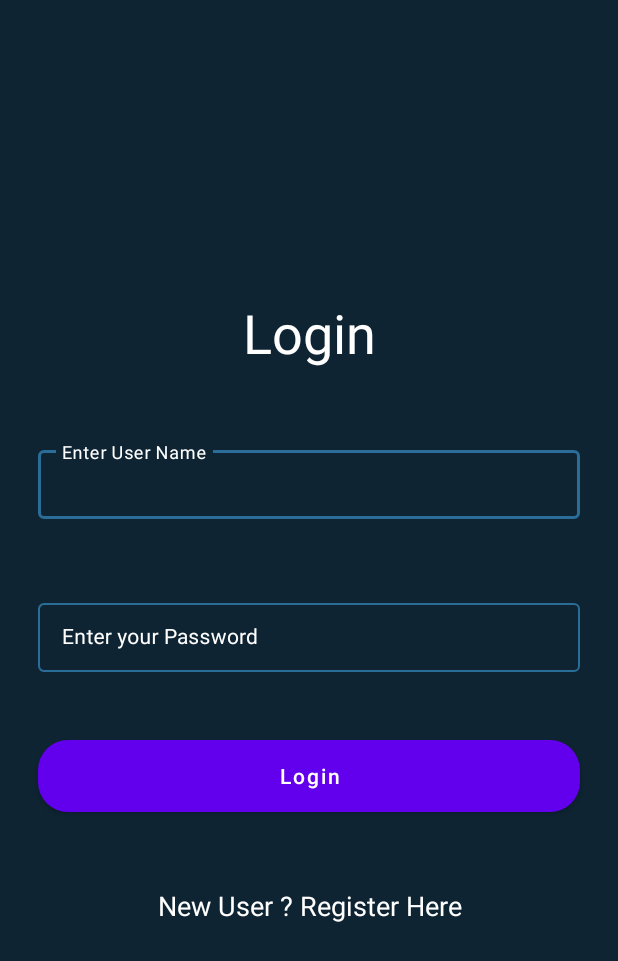
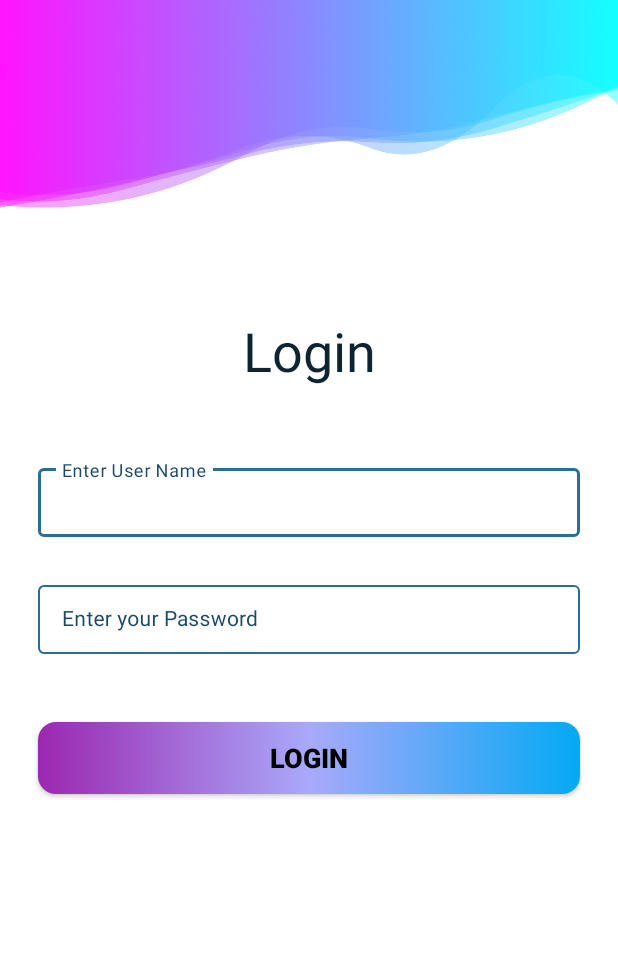
Before and after one commit to mukeshkumar7470/CRUD-Firebase, an Android app: the screen it shows after launch (LoginActivity), on a phone screen of 412 x 824 dp. Shown: the top 961 px of the screen. Run offline under Robolectric (Android 15) with nearby library versions, the phone set to English and light mode, and no system bars; our stand-ins replace Firebase (no records; nobody signed in at launch, a user with empty details on screens opened directly).

Commit message:
Login UI Improve

```diff
--- a/app/src/main/java/com/mukeshkpdeveloper/crudfirebase/ui/LoginActivity.java
+++ b/app/src/main/java/com/mukeshkpdeveloper/crudfirebase/ui/LoginActivity.java
@@ -1,17 +1,21 @@
 package com.mukeshkpdeveloper.crudfirebase.ui;
 
 import android.content.Intent;
+import android.graphics.Color;
+import android.os.Build;
 import android.os.Bundle;
 import android.text.TextUtils;
 import android.util.Log;
 import android.view.View;
-import android.widget.Button;
+import android.view.Window;
+import android.view.WindowManager;
 import android.widget.ProgressBar;
 import android.widget.TextView;
 import android.widget.Toast;
 
 import androidx.annotation.NonNull;
 import androidx.appcompat.app.AppCompatActivity;
+import androidx.appcompat.widget.AppCompatButton;
 
 import com.google.android.gms.tasks.OnCompleteListener;
 import com.google.android.gms.tasks.Task;
@@ -27,7 +31,7 @@ public class LoginActivity extends AppCompatActivity {
     // creating variable for edit text, textview,
     // button, progress bar and firebase auth.
     private TextInputEditText userNameEdt, passwordEdt;
-    private Button loginBtn;
+    private AppCompatButton loginBtn;
     private TextView newUserTV;
     private FirebaseAuth mAuth;
     private ProgressBar loadingPB;
@@ -36,6 +40,19 @@ public class LoginActivity extends AppCompatActivity {
     @Override
     protected void onCreate(Bundle savedInstanceState) {
         super.onCreate(savedInstanceState);
+        if (Build.VERSION.SDK_INT >= Build.VERSION_CODES.KITKAT) {
+            Window window = getWindow();
+            window.clearFlags(WindowManager.LayoutParams.FLAG_TRANSLUCENT_STATUS);
+            window.addFlags(WindowManager.LayoutParams.FLAG_DRAWS_SYSTEM_BAR_BACKGROUNDS);
+
+            View decorView = window.getDecorView();
+            if (Build.VERSION.SDK_INT >= Build.VERSION_CODES.M) {
+                decorView.setSystemUiVisibility(View.SYSTEM_UI_FLAG_LAYOUT_FULLSCREEN | View.SYSTEM_UI_FLAG_LIGHT_STATUS_BAR);
+            } else {
+                decorView.setSystemUiVisibility(View.SYSTEM_UI_FLAG_LAYOUT_FULLSCREEN);
+            }
+            window.setStatusBarColor(Color.TRANSPARENT);
+        }
         setContentView(R.layout.activity_login);
 
         // initializing all our variables.
--- a/app/src/main/res/drawable/button_back.xml
+++ b/app/src/main/res/drawable/button_back.xml
@@ -1,9 +1,11 @@
 <?xml version="1.0" encoding="utf-8"?>
 <shape xmlns:android="http://schemas.android.com/apk/res/android"
     android:shape="rectangle">
-    <!--for specifying corner radius-->
-    <corners android:radius="20dp" />
-    <!-- for specifying solid color-->
-    <solid android:color="@color/black_shade_1" />
+    <!--  Gradient Bg for listrow -->
+    <gradient
+        android:startColor="#9C27B0"
+        android:centerColor="#A9A9FA"
+        android:endColor="#03A9F4" />
 
+    <corners android:radius="12dp"/>
 </shape>
--- a/app/src/main/res/layout/activity_login.xml
+++ b/app/src/main/res/layout/activity_login.xml
@@ -1,20 +1,36 @@
 <?xml version="1.0" encoding="utf-8"?>
-<RelativeLayout
+<FrameLayout
     xmlns:android="http://schemas.android.com/apk/res/android"
     xmlns:app="http://schemas.android.com/apk/res-auto"
     xmlns:tools="http://schemas.android.com/tools"
     android:layout_width="match_parent"
     android:layout_height="match_parent"
     android:gravity="center"
-    android:background="@color/black_shade_1"
+    android:background="@color/white"
     tools:context=".ui.LoginActivity">
+
+    <LinearLayout
+        android:layout_width="match_parent"
+        android:layout_height="150dp">
+
+        <ImageView
+            android:layout_width="match_parent"
+            android:layout_height="match_parent"
+            android:scaleType="fitXY"
+            android:src="@drawable/login_bg"/>
+    </LinearLayout>
+
+   <RelativeLayout
+       android:layout_width="match_parent"
+       android:layout_height="match_parent"
+       android:gravity="center">
 
        <TextView
            android:layout_width="match_parent"
            android:layout_height="wrap_content"
            android:text="Login"
            android:textAlignment="center"
-        android:textColor="@color/white"
+           android:textColor="@color/black_shade_1"
            android:textSize="36sp" />
 
        <!--edit text for user name-->
@@ -28,8 +44,8 @@
            android:layout_marginEnd="20dp"
            android:hint="Enter User Name"
            android:padding="5dp"
-        android:textColorHint="@color/white"
-        app:hintTextColor="@color/white">
+           android:textColorHint="@color/black_shade_2"
+           app:hintTextColor="@color/black_shade_2">
 
            <com.google.android.material.textfield.TextInputEditText
                android:id="@+id/idEdtUserName"
@@ -38,8 +54,8 @@
                android:ems="10"
                android:importantForAutofill="no"
                android:inputType="textEmailAddress"
-            android:textColor="@color/white"
-            android:textColorHint="@color/white"
+               android:textColor="@color/black_shade_2"
+               android:textColorHint="@color/black_shade_2"
                android:textSize="14sp" />
        </com.google.android.material.textfield.TextInputLayout>
 
@@ -51,12 +67,12 @@
            android:layout_height="wrap_content"
            android:layout_below="@id/idTILUserName"
            android:layout_marginStart="20dp"
-        android:layout_marginTop="40dp"
+           android:layout_marginTop="16dp"
            android:layout_marginEnd="20dp"
            android:hint="Enter your Password"
            android:padding="5dp"
-        android:textColorHint="@color/white"
-        app:hintTextColor="@color/white">
+           android:textColorHint="@color/black_shade_2"
+           app:hintTextColor="@color/black_shade_2">
 
            <com.google.android.material.textfield.TextInputEditText
                android:id="@+id/idEdtPassword"
@@ -65,13 +81,13 @@
                android:ems="10"
                android:importantForAutofill="no"
                android:inputType="textPassword"
-            android:textColor="@color/white"
-            android:textColorHint="@color/white"
+               android:textColor="@color/black_shade_2"
+               android:textColorHint="@color/black_shade_2"
                android:textSize="14sp" />
        </com.google.android.material.textfield.TextInputLayout>
 
        <!--button for login-->
-    <Button
+       <androidx.appcompat.widget.AppCompatButton
            android:id="@+id/idBtnLogin"
            android:layout_width="match_parent"
            android:layout_height="wrap_content"
@@ -81,8 +97,9 @@
            android:layout_marginEnd="25dp"
            android:background="@drawable/button_back"
            android:text="Login"
-        android:textAllCaps="false"
-        />
+           android:textStyle="bold"
+           android:textSize="18sp"
+           android:textColor="@color/black" />
 
        <!--text view for creating a new account-->
        <TextView
@@ -110,5 +127,6 @@
            android:indeterminate="true"
            android:indeterminateDrawable="@drawable/progress_back"
            android:visibility="gone" />
+   </RelativeLayout>
 
-</RelativeLayout>
+</FrameLayout>
--- a/app/src/main/res/values/colors.xml
+++ b/app/src/main/res/values/colors.xml
@@ -10,6 +10,7 @@
 
     <color name="black_shade_1">#0e2433</color>
     <color name="black_shade_2">#1C4966</color>
+    <color name="login_bg_color">#F8F3FF</color>
 
     <color name="black_shade_3">#22252D</color>
     <color name="mtrl_textinput_default_box_stroke_color" tools:override="true">#296D98</color>
```
Also changed, not shown: app/src/main/res/drawable/login_bg.png (added). Lines whose indentation alone changed are shown as unchanged.
